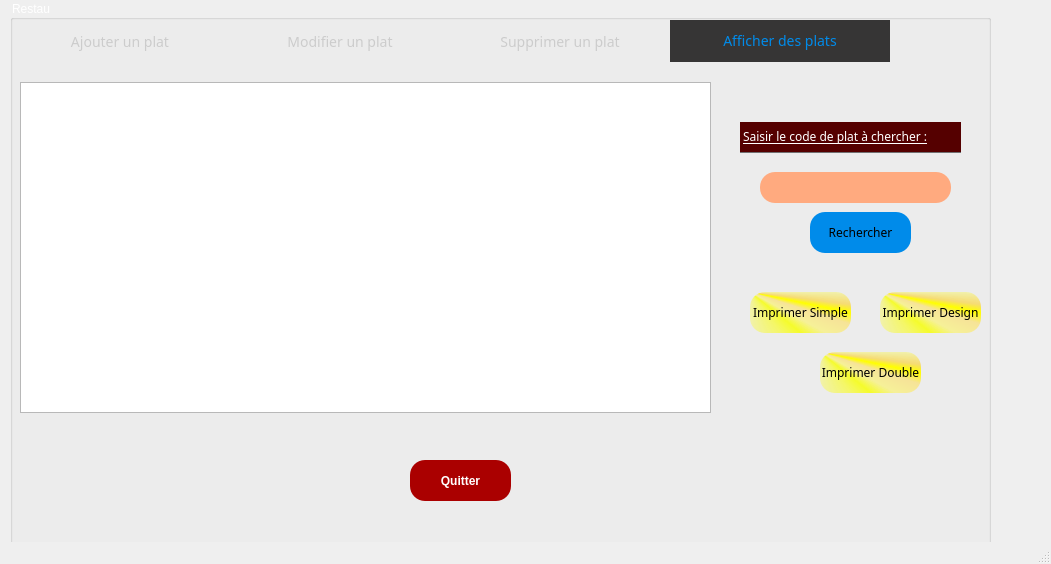
Qt form mainwindow.ui (maryem-del/Smart_Restaurant_2A20) before a commit.
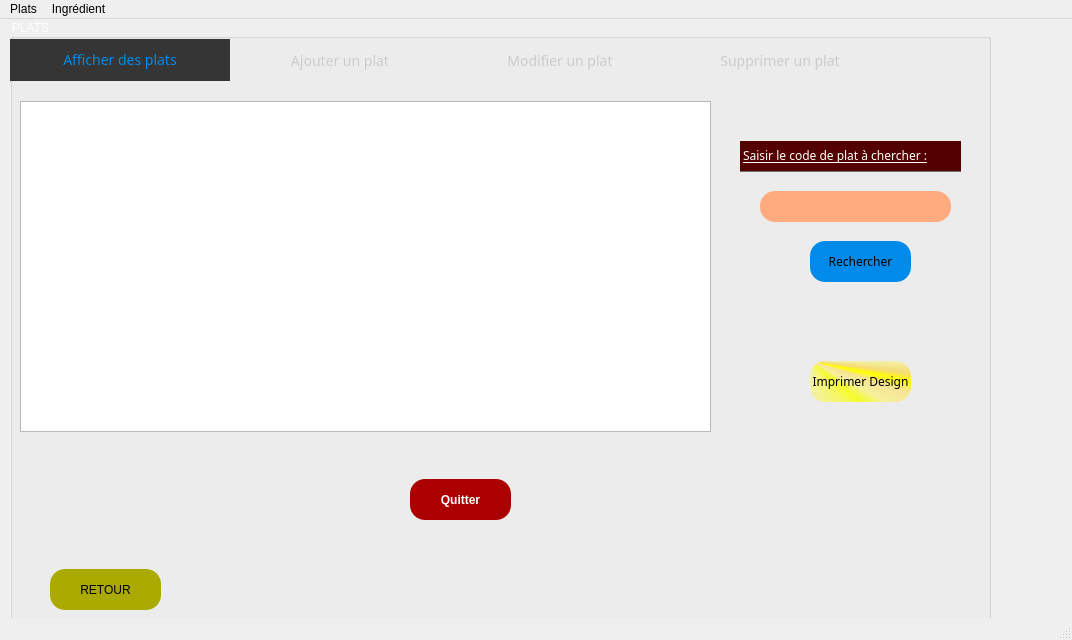
The same form after that commit. The open tabs and pages were chosen to show the change. Icons and pictures are not drawn.

Patch:
```diff
--- a/mainwindow.ui
+++ b/mainwindow.ui
@@ -6,8 +6,8 @@
    <rect>
     <x>0</x>
     <y>0</y>
-    <width>1051</width>
-    <height>564</height>
+    <width>1072</width>
+    <height>640</height>
    </rect>
   </property>
   <property name="windowTitle">
@@ -77,7 +77,7 @@
 </string>
     </property>
     <property name="title">
-     <string>Restau</string>
+     <string>PLATS</string>
     </property>
     <widget class="QStackedWidget" name="stackedWidget">
      <property name="geometry">
@@ -85,7 +85,7 @@
        <x>0</x>
        <y>10</y>
        <width>981</width>
-       <height>541</height>
+       <height>531</height>
       </rect>
      </property>
      <property name="currentIndex">
@@ -186,6 +186,139 @@
        <property name="tabBarAutoHide">
         <bool>false</bool>
        </property>
+       <widget class="QWidget" name="Afficher">
+        <attribute name="title">
+         <string>Afficher des plats</string>
+        </attribute>
+        <widget class="QTableView" name="tablePlat">
+         <property name="geometry">
+          <rect>
+           <x>10</x>
+           <y>20</y>
+           <width>691</width>
+           <height>331</height>
+          </rect>
+         </property>
+         <property name="styleSheet">
+          <string notr="true">background-image: url(:/new/white.png);</string>
+         </property>
+        </widget>
+        <widget class="QPushButton" name="pushButton_rechercher">
+         <property name="geometry">
+          <rect>
+           <x>800</x>
+           <y>160</y>
+           <width>101</width>
+           <height>41</height>
+          </rect>
+         </property>
+         <property name="text">
+          <string>Rechercher</string>
+         </property>
+        </widget>
+        <widget class="QLabel" name="label_saisir_2">
+         <property name="geometry">
+          <rect>
+           <x>730</x>
+           <y>60</y>
+           <width>221</width>
+           <height>31</height>
+          </rect>
+         </property>
+         <property name="font">
+          <font>
+           <family>century gothic</family>
+           <pointsize>-1</pointsize>
+           <underline>true</underline>
+           <strikeout>false</strikeout>
+          </font>
+         </property>
+         <property name="layoutDirection">
+          <enum>Qt::LeftToRight</enum>
+         </property>
+         <property name="styleSheet">
+          <string notr="true">
+color:white;
+
+
+</string>
+         </property>
+         <property name="frameShape">
+          <enum>QFrame::NoFrame</enum>
+         </property>
+         <property name="lineWidth">
+          <number>1</number>
+         </property>
+         <property name="text">
+          <string>               Saisir le code de plat à chercher :</string>
+         </property>
+         <property name="textFormat">
+          <enum>Qt::RichText</enum>
+         </property>
+         <property name="scaledContents">
+          <bool>false</bool>
+         </property>
+        </widget>
+        <widget class="QLineEdit" name="lineEdit_chercherplat">
+         <property name="geometry">
+          <rect>
+           <x>750</x>
+           <y>110</y>
+           <width>191</width>
+           <height>31</height>
+          </rect>
+         </property>
+         <property name="font">
+          <font>
+           <family>century gothic</family>
+           <pointsize>-1</pointsize>
+           <weight>75</weight>
+           <bold>true</bold>
+          </font>
+         </property>
+         <property name="styleSheet">
+          <string notr="true">border-radius:15px;
+</string>
+         </property>
+         <property name="maxLength">
+          <number>8</number>
+         </property>
+         <property name="alignment">
+          <set>Qt::AlignCenter</set>
+         </property>
+        </widget>
+        <widget class="QPushButton" name="pushButton_imprimer_9">
+         <property name="geometry">
+          <rect>
+           <x>800</x>
+           <y>280</y>
+           <width>101</width>
+           <height>41</height>
+          </rect>
+         </property>
+         <property name="styleSheet">
+          <string notr="true">
+
+QPushButton
+{
+background-color: qconicalgradient(cx:0, cy:0, angle:135, stop:0 rgba(255, 255, 0, 69), stop:0.375 rgba(255, 255, 0, 69), stop:0.423533 rgba(251, 255, 0, 145), stop:0.45 rgba(247, 255, 0, 208), stop:0.477581 rgba(255, 244, 71, 130), stop:0.518717 rgba(255, 218, 71, 130), stop:0.55 rgba(255, 255, 0, 255), stop:0.57754 rgba(255, 203, 0, 130), stop:0.625 rgba(255, 255, 0, 69), stop:1 rgba(255, 255, 0, 69));
+border-radius:15px;
+}
+QPushButton:hover
+{
+color:black;
+border-radius:15px;
+background:rgb(197, 250, 255);
+}
+
+
+</string>
+         </property>
+         <property name="text">
+          <string>Imprimer Design</string>
+         </property>
+        </widget>
+       </widget>
        <widget class="QWidget" name="Ajouter">
         <attribute name="title">
          <string>Ajouter un plat</string>
@@ -812,201 +945,6 @@
          </property>
         </widget>
        </widget>
-       <widget class="QWidget" name="Afficher">
-        <attribute name="title">
-         <string>Afficher des plats</string>
-        </attribute>
-        <widget class="QTableView" name="tablePlat">
-         <property name="geometry">
-          <rect>
-           <x>10</x>
-           <y>20</y>
-           <width>691</width>
-           <height>331</height>
-          </rect>
-         </property>
-         <property name="styleSheet">
-          <string notr="true">background-image: url(:/new/white.png);</string>
-         </property>
-        </widget>
-        <widget class="QPushButton" name="pushButton_rechercher">
-         <property name="geometry">
-          <rect>
-           <x>800</x>
-           <y>150</y>
-           <width>101</width>
-           <height>41</height>
-          </rect>
-         </property>
-         <property name="text">
-          <string>Rechercher</string>
-         </property>
-        </widget>
-        <widget class="QLabel" name="label_saisir_2">
-         <property name="geometry">
-          <rect>
-           <x>730</x>
-           <y>60</y>
-           <width>221</width>
-           <height>31</height>
-          </rect>
-         </property>
-         <property name="font">
-          <font>
-           <family>century gothic</family>
-           <pointsize>-1</pointsize>
-           <underline>true</underline>
-           <strikeout>false</strikeout>
-          </font>
-         </property>
-         <property name="layoutDirection">
-          <enum>Qt::LeftToRight</enum>
-         </property>
-         <property name="styleSheet">
-          <string notr="true">
-color:white;
-
-
-</string>
-         </property>
-         <property name="frameShape">
-          <enum>QFrame::NoFrame</enum>
-         </property>
-         <property name="lineWidth">
-          <number>1</number>
-         </property>
-         <property name="text">
-          <string>               Saisir le code de plat à chercher :</string>
-         </property>
-         <property name="textFormat">
-          <enum>Qt::RichText</enum>
-         </property>
-         <property name="scaledContents">
-          <bool>false</bool>
-         </property>
-        </widget>
-        <widget class="QLineEdit" name="lineEdit_chercherplat">
-         <property name="geometry">
-          <rect>
-           <x>750</x>
-           <y>110</y>
-           <width>191</width>
-           <height>31</height>
-          </rect>
-         </property>
-         <property name="font">
-          <font>
-           <family>century gothic</family>
-           <pointsize>-1</pointsize>
-           <weight>75</weight>
-           <bold>true</bold>
-          </font>
-         </property>
-         <property name="styleSheet">
-          <string notr="true">border-radius:15px;
-</string>
-         </property>
-         <property name="maxLength">
-          <number>8</number>
-         </property>
-         <property name="alignment">
-          <set>Qt::AlignCenter</set>
-         </property>
-        </widget>
-        <widget class="QPushButton" name="pushButton_imprimer_10">
-         <property name="geometry">
-          <rect>
-           <x>740</x>
-           <y>230</y>
-           <width>101</width>
-           <height>41</height>
-          </rect>
-         </property>
-         <property name="styleSheet">
-          <string notr="true">
-
-QPushButton
-{
-background-color: qconicalgradient(cx:0, cy:0, angle:135, stop:0 rgba(255, 255, 0, 69), stop:0.375 rgba(255, 255, 0, 69), stop:0.423533 rgba(251, 255, 0, 145), stop:0.45 rgba(247, 255, 0, 208), stop:0.477581 rgba(255, 244, 71, 130), stop:0.518717 rgba(255, 218, 71, 130), stop:0.55 rgba(255, 255, 0, 255), stop:0.57754 rgba(255, 203, 0, 130), stop:0.625 rgba(255, 255, 0, 69), stop:1 rgba(255, 255, 0, 69));
-border-radius:15px;
-}
-QPushButton:hover
-{
-color:black;
-border-radius:15px;
-background:rgb(197, 250, 255);
-}
-
-
-</string>
-         </property>
-         <property name="text">
-          <string>Imprimer Simple</string>
-         </property>
-        </widget>
-        <widget class="QPushButton" name="pushButton_imprimer_9">
-         <property name="geometry">
-          <rect>
-           <x>870</x>
-           <y>230</y>
-           <width>101</width>
-           <height>41</height>
-          </rect>
-         </property>
-         <property name="styleSheet">
-          <string notr="true">
-
-QPushButton
-{
-background-color: qconicalgradient(cx:0, cy:0, angle:135, stop:0 rgba(255, 255, 0, 69), stop:0.375 rgba(255, 255, 0, 69), stop:0.423533 rgba(251, 255, 0, 145), stop:0.45 rgba(247, 255, 0, 208), stop:0.477581 rgba(255, 244, 71, 130), stop:0.518717 rgba(255, 218, 71, 130), stop:0.55 rgba(255, 255, 0, 255), stop:0.57754 rgba(255, 203, 0, 130), stop:0.625 rgba(255, 255, 0, 69), stop:1 rgba(255, 255, 0, 69));
-border-radius:15px;
-}
-QPushButton:hover
-{
-color:black;
-border-radius:15px;
-background:rgb(197, 250, 255);
-}
-
-
-</string>
-         </property>
-         <property name="text">
-          <string>Imprimer Design</string>
-         </property>
-        </widget>
-        <widget class="QPushButton" name="pushButton_imprimer_8">
-         <property name="geometry">
-          <rect>
-           <x>810</x>
-           <y>290</y>
-           <width>101</width>
-           <height>41</height>
-          </rect>
-         </property>
-         <property name="styleSheet">
-          <string notr="true">
-
-QPushButton
-{
-background-color: qconicalgradient(cx:0, cy:0, angle:135, stop:0 rgba(255, 255, 0, 69), stop:0.375 rgba(255, 255, 0, 69), stop:0.423533 rgba(251, 255, 0, 145), stop:0.45 rgba(247, 255, 0, 208), stop:0.477581 rgba(255, 244, 71, 130), stop:0.518717 rgba(255, 218, 71, 130), stop:0.55 rgba(255, 255, 0, 255), stop:0.57754 rgba(255, 203, 0, 130), stop:0.625 rgba(255, 255, 0, 69), stop:1 rgba(255, 255, 0, 69));
-border-radius:15px;
-}
-QPushButton:hover
-{
-color:black;
-border-radius:15px;
-background:rgb(197, 250, 255);
-}
-
-
-</string>
-         </property>
-         <property name="text">
-          <string>Imprimer Double</string>
-         </property>
-        </widget>
-       </widget>
       </widget>
       <widget class="QPushButton" name="pushButton_3">
        <property name="geometry">
@@ -1798,19 +1736,44 @@
       </widget>
      </widget>
     </widget>
+    <widget class="QPushButton" name="pushButton">
+     <property name="geometry">
+      <rect>
+       <x>40</x>
+       <y>550</y>
+       <width>111</width>
+       <height>41</height>
+      </rect>
+     </property>
+     <property name="text">
+      <string>RETOUR</string>
+     </property>
+    </widget>
    </widget>
   </widget>
+  <widget class="QStatusBar" name="statusbar"/>
   <widget class="QMenuBar" name="menubar">
    <property name="geometry">
     <rect>
      <x>0</x>
      <y>0</y>
-     <width>1051</width>
+     <width>1072</width>
      <height>21</height>
     </rect>
    </property>
+   <widget class="QMenu" name="menuPlats">
+    <property name="title">
+     <string>Plats</string>
+    </property>
+   </widget>
+   <widget class="QMenu" name="menuIngr_dient">
+    <property name="title">
+     <string>Ingrédient</string>
+    </property>
+   </widget>
+   <addaction name="menuPlats"/>
+   <addaction name="menuIngr_dient"/>
   </widget>
-  <widget class="QStatusBar" name="statusbar"/>
  </widget>
  <resources/>
  <connections/>
```
Left out of the diff: 329 changed lines with no effect on the pictures.
